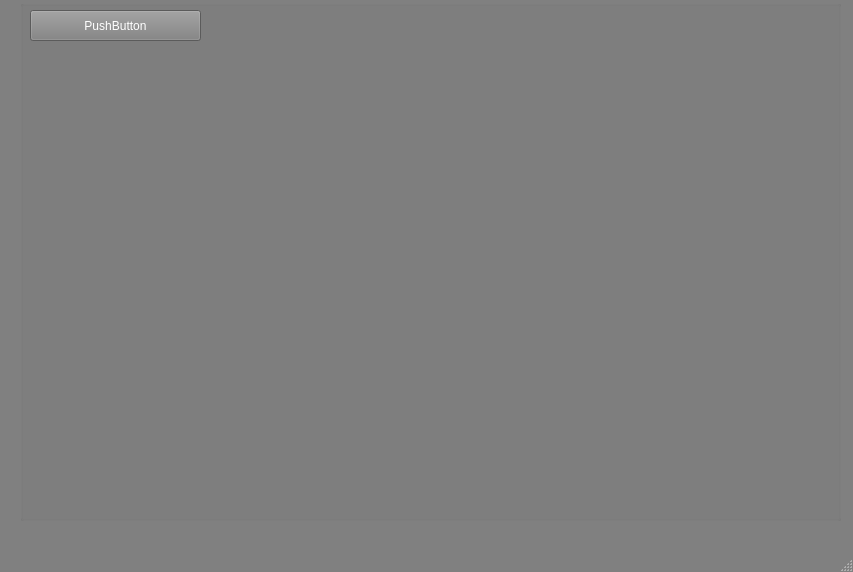
DenisOffor/FPGA_16FFT, file OFDM_Test_app_Qt/OFDM_project/mainwindow.ui: the form before one commit.
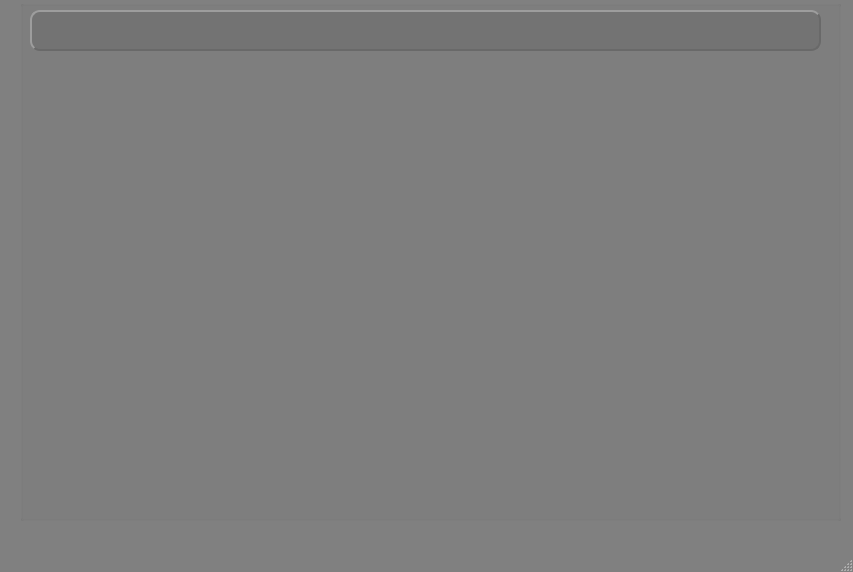
The form after the commit.

What changed in the file:
```diff
--- a/OFDM_Test_app_Qt/OFDM_project/mainwindow.ui
+++ b/OFDM_Test_app_Qt/OFDM_project/mainwindow.ui
@@ -532,17 +532,39 @@
     <property name="flat">
      <bool>true</bool>
     </property>
-    <widget class="QPushButton" name="pushButton">
+    <widget class="QLineEdit" name="LineEdit">
      <property name="geometry">
       <rect>
        <x>10</x>
        <y>10</y>
-       <width>171</width>
-       <height>31</height>
+       <width>791</width>
+       <height>41</height>
       </rect>
      </property>
-     <property name="text">
-      <string>PushButton</string>
+     <property name="font">
+      <font>
+       <family>Frank Ruehl CLM</family>
+       <pointsize>18</pointsize>
+       <bold>true</bold>
+      </font>
+     </property>
+     <property name="cursor">
+      <cursorShape>ArrowCursor</cursorShape>
+     </property>
+     <property name="mouseTracking">
+      <bool>false</bool>
+     </property>
+     <property name="styleSheet">
+      <string notr="true">background-color: rgb(115,115,115);
+color: white;
+border-style: outset;
+border-width: 2px;
+border-radius: 10px;
+border-color: rgb(105,105,105);
+</string>
+     </property>
+     <property name="cursorMoveStyle">
+      <enum>Qt::VisualMoveStyle</enum>
      </property>
     </widget>
    </widget>
```
